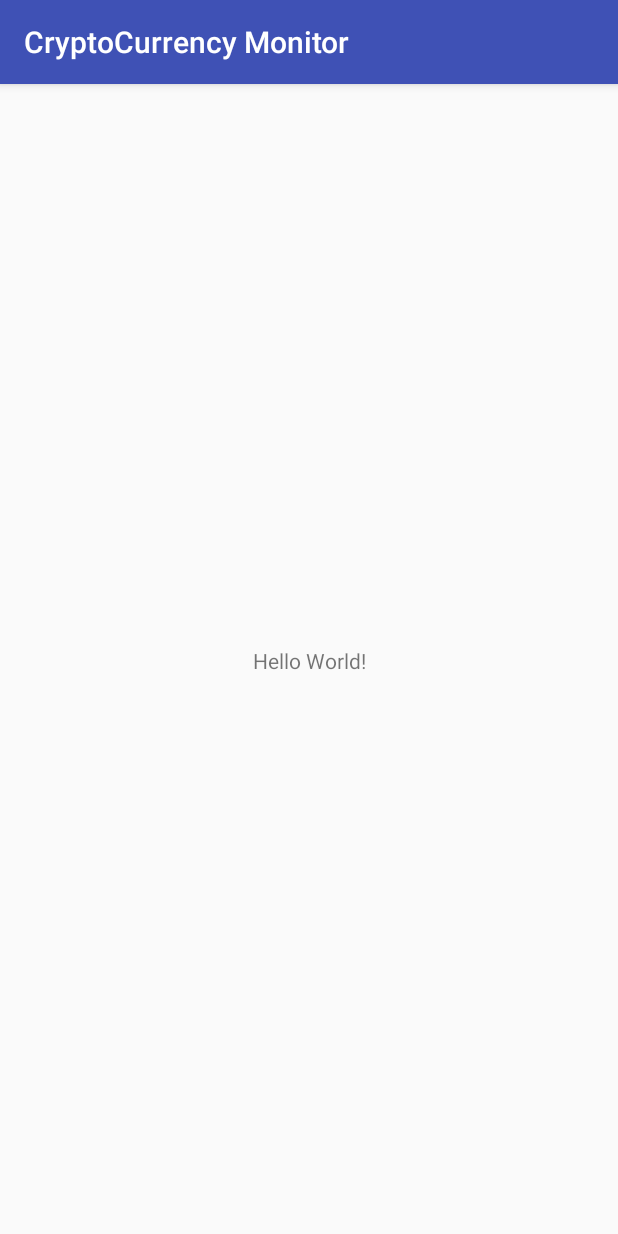
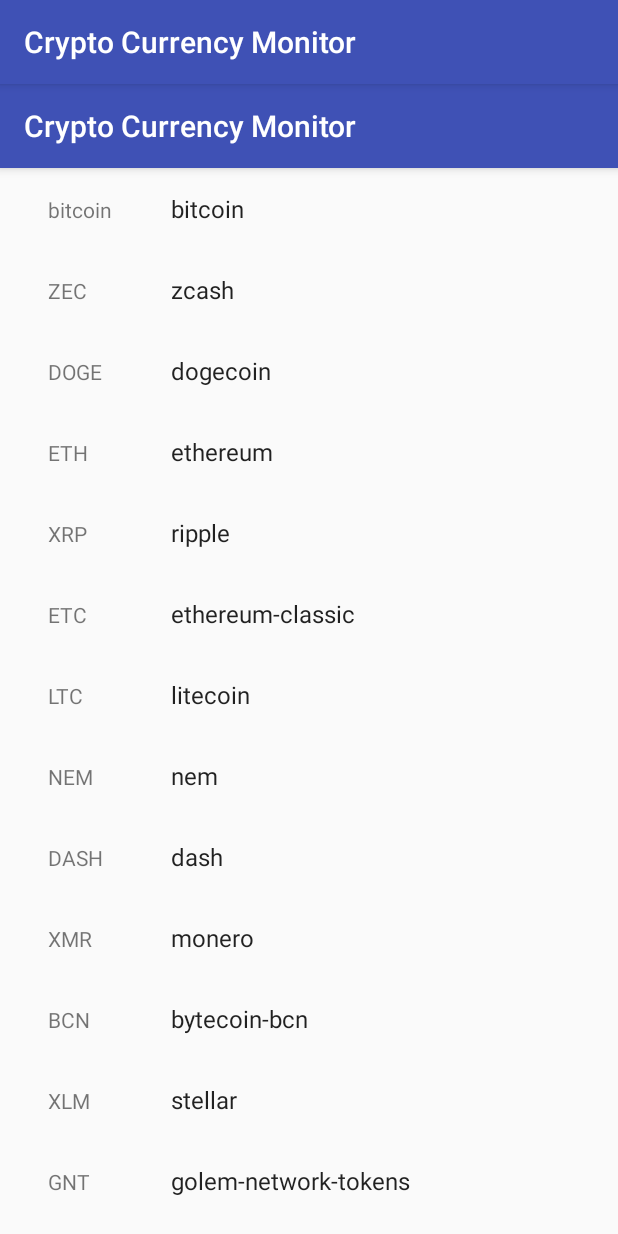
Before and after one commit to maxmousee/CryptoCurrencyMonitor, an Android app: the screen it shows after launch (CryptoCurrencyList), on a phone screen of 412 x 824 dp. Run offline under Robolectric (Android 15) with nearby library versions, the phone set to English and light mode, and no system bars; 1 statement that could not run was skipped.

Commit message:
Added cryptocurrency list

```diff
--- a/Android-Kotlin/app/src/main/java/com/nfsindustries/cryptocurrencymonitor/Constants.kt
+++ b/Android-Kotlin/app/src/main/java/com/nfsindustries/cryptocurrencymonitor/Constants.kt
@@ -3,15 +3,16 @@ package com.nfsindustries.cryptocurrencymonitor
 import com.nfsindustries.cryptocurrencymonitor.model.CurrencyListItem
 
 /**
+ * Global constants
  * Created by MaxMouse on 9/18/17.
  */
 
 object Constants {
 
     /**
-     * List of available cryptocurrencies
+     * List of available Crypto Currencies
      */
-    val CURR_ITEMS = arrayOf<CurrencyListItem>(CurrencyListItem("bitcoin", "bitcoin"),
+    val CURR_ITEMS = listOf<CurrencyListItem>(CurrencyListItem("bitcoin", "bitcoin"),
             CurrencyListItem("zcash", "ZEC"), CurrencyListItem("dogecoin", "DOGE"),
             CurrencyListItem("ethereum", "ETH"), CurrencyListItem("ripple", "XRP"),
             CurrencyListItem("ethereum-classic", "ETC"), CurrencyListItem("litecoin", "LTC"),
--- a/Android-Kotlin/app/src/main/java/com/nfsindustries/cryptocurrencymonitor/CryptoCurrencyList.kt
+++ b/Android-Kotlin/app/src/main/java/com/nfsindustries/cryptocurrencymonitor/CryptoCurrencyList.kt
@@ -1,16 +1,111 @@
 package com.nfsindustries.cryptocurrencymonitor
 
+import android.content.Intent
 import android.support.v7.app.AppCompatActivity
 import android.os.Bundle
+import android.support.v7.widget.RecyclerView
+import android.support.v7.widget.Toolbar
+import android.view.LayoutInflater
+import android.view.View
+import android.view.ViewGroup
+import android.widget.TextView
+import com.nfsindustries.cryptocurrencymonitor.model.CurrencyListItem
 
 /**
- * Activity that displays a simple cryptocurrency list to select the one you want to check the index
- * Created by MaxMouse on 9/18/17.
+ * An activity representing a list of CryptoCurrencies. This activity
+ * has different presentations for handset and tablet-size devices. On
+ * handsets, the activity presents a list of items, which when touched,
+ * lead to a {@link CryptoCurrencyDetailActivity} representing
+ * item details. On tablets, the activity presents the list of items and
+ * item details side-by-side using two vertical panes.
  */
+
 class CryptoCurrencyList : AppCompatActivity() {
+
+    /**
+     * Whether or not the activity is in two-pane mode, i.e. running on a tablet
+     * device.
+     */
+    private var mTwoPane: Boolean = false
 
     override fun onCreate(savedInstanceState: Bundle?) {
         super.onCreate(savedInstanceState)
-        setContentView(R.layout.activity_crypto_currency_list)
+        setContentView(R.layout.activity_cryptocurrency_list)
+
+        val toolbar = findViewById<View>(R.id.toolbar) as Toolbar
+        setSupportActionBar(toolbar)
+        toolbar.title = title
+
+        val recyclerView = findViewById<View>(R.id.cryptocurrency_list)!!
+        setupRecyclerView((recyclerView as RecyclerView)!!)
+
+        if (findViewById<View>(R.id.cryptocurrency_detail_container) != null) {
+            // The detail container view will be present only in the
+            // large-screen layouts (res/values-w900dp).
+            // If this view is present, then the
+            // activity should be in two-pane mode.
+            mTwoPane = true
+        }
+    }
+
+    private fun setupRecyclerView(recyclerView: RecyclerView) {
+        recyclerView.setAdapter(SimpleItemRecyclerViewAdapter(Constants.CURR_ITEMS))
+    }
+
+    inner class SimpleItemRecyclerViewAdapter(private val mValues: List<CurrencyListItem>) :
+            RecyclerView.Adapter<SimpleItemRecyclerViewAdapter.ViewHolder>() {
+
+        override fun onCreateViewHolder(parent: ViewGroup, viewType: Int): ViewHolder {
+            val view = LayoutInflater.from(parent.context)
+                    .inflate(R.layout.cryptocurrency_list_content, parent, false)
+            return ViewHolder(view)
+        }
+
+        override fun onBindViewHolder(holder: ViewHolder, position: Int) {
+            holder.mItem = mValues[position]
+            holder.mSymbolView.text = mValues[position].symbol
+            holder.mContentView.text = mValues[position].name
+
+            holder.mView.setOnClickListener { v ->
+                if (mTwoPane) {
+                    val arguments = Bundle()
+                    arguments.putString(Constants.ARG_ITEM_ID, holder.mItem!!.name)
+                    /*
+                    val fragment = CryptoCurrencyDetailFragment()
+                    fragment.setArguments(arguments)
+                    supportFragmentManager.beginTransaction()
+                            .replace(R.id.cryptocurrency_detail_container, fragment)
+                            .commit()
+                            */
+                } else {
+                    val context = v.context
+                    /*
+                    val intent = Intent(context, CryptoCurrencyDetailActivity::class.java)
+                    intent.putExtra(Constants.CURRENCY_NAME_KEY, holder.mItem!!.name)
+                    intent.putExtra(Constants.CURRENCY_SYMBOL_KEY, holder.mItem!!.symbol)
+                    context.startActivity(intent)
+                    */
+                }
+            }
+        }
+
+        override fun getItemCount(): Int {
+            return mValues.size
+        }
+
+        inner class ViewHolder(val mView: View) : RecyclerView.ViewHolder(mView) {
+            val mSymbolView: TextView
+            val mContentView: TextView
+            var mItem: CurrencyListItem? = null
+
+            init {
+                mSymbolView = mView.findViewById<View>(R.id.currencySymbol) as TextView
+                mContentView = mView.findViewById<View>(R.id.content) as TextView
+            }
+
+            override fun toString(): String {
+                return super.toString() + " '" + mContentView.text + "'"
+            }
+        }
     }
 }
--- /dev/null
+++ b/Android-Kotlin/app/src/main/res/layout-w900dp/cryptocurrency_list.xml
@@ -0,0 +1,38 @@
+<LinearLayout xmlns:android="http://schemas.android.com/apk/res/android"
+    xmlns:app="http://schemas.android.com/apk/res-auto"
+    xmlns:tools="http://schemas.android.com/tools"
+    android:layout_width="match_parent"
+    android:layout_height="match_parent"
+    android:layout_marginLeft="16dp"
+    android:layout_marginRight="16dp"
+    android:baselineAligned="false"
+    android:divider="?android:attr/dividerHorizontal"
+    android:orientation="horizontal"
+    android:showDividers="middle"
+    tools:context="com.nfsindustries.cryptocurrencymonitor.CryptoCurrencyListActivity">
+
+    <!--
+    This layout is a two-pane layout for the CryptoCurrencies
+    master/detail flow.
+
+    -->
+
+    <android.support.v7.widget.RecyclerView xmlns:android="http://schemas.android.com/apk/res/android"
+        xmlns:tools="http://schemas.android.com/tools"
+        android:id="@+id/cryptocurrency_list"
+        android:name="com.nfsindustries.cryptocurrencymonitor.CryptoCurrencyListFragment"
+        android:layout_width="@dimen/item_width"
+        android:layout_height="match_parent"
+        android:layout_marginLeft="16dp"
+        android:layout_marginRight="16dp"
+        app:layoutManager="LinearLayoutManager"
+        tools:context="com.nfsindustries.cryptocurrencymonitor.CryptoCurrencyListActivity"
+        tools:listitem="@layout/cryptocurrency_list_content" />
+
+    <FrameLayout
+        android:id="@+id/cryptocurrency_detail_container"
+        android:layout_width="0dp"
+        android:layout_height="match_parent"
+        android:layout_weight="3" />
+
+</LinearLayout>
--- a/Android-Kotlin/app/src/main/res/layout/activity_crypto_currency_list.xml
+++ /dev/null
@@ -1,18 +0,0 @@
-<?xml version="1.0" encoding="utf-8"?>
-<android.support.constraint.ConstraintLayout xmlns:android="http://schemas.android.com/apk/res/android"
-    xmlns:app="http://schemas.android.com/apk/res-auto"
-    xmlns:tools="http://schemas.android.com/tools"
-    android:layout_width="match_parent"
-    android:layout_height="match_parent"
-    tools:context="com.nfsindustries.cryptocurrencymonitor.CryptoCurrencyList">
-
-    <TextView
-        android:layout_width="wrap_content"
-        android:layout_height="wrap_content"
-        android:text="Hello World!"
-        app:layout_constraintBottom_toBottomOf="parent"
-        app:layout_constraintLeft_toLeftOf="parent"
-        app:layout_constraintRight_toRightOf="parent"
-        app:layout_constraintTop_toTopOf="parent" />
-
-</android.support.constraint.ConstraintLayout>
--- /dev/null
+++ b/Android-Kotlin/app/src/main/res/layout/activity_cryptocurrency_list.xml
@@ -0,0 +1,34 @@
+<?xml version="1.0" encoding="utf-8"?>
+<android.support.design.widget.CoordinatorLayout xmlns:android="http://schemas.android.com/apk/res/android"
+    xmlns:app="http://schemas.android.com/apk/res-auto"
+    xmlns:tools="http://schemas.android.com/tools"
+    android:layout_width="match_parent"
+    android:layout_height="match_parent"
+    android:fitsSystemWindows="true"
+    tools:context="com.nfsindustries.cryptocurrencymonitor.CryptoCurrencyList">
+
+    <android.support.design.widget.AppBarLayout
+        android:id="@+id/app_bar"
+        android:layout_width="match_parent"
+        android:layout_height="wrap_content"
+        android:theme="@style/AppTheme.AppBarOverlay">
+
+        <android.support.v7.widget.Toolbar
+            android:id="@+id/toolbar"
+            android:layout_width="match_parent"
+            android:layout_height="?attr/actionBarSize"
+            app:popupTheme="@style/AppTheme.PopupOverlay" />
+
+    </android.support.design.widget.AppBarLayout>
+
+    <FrameLayout
+        android:id="@+id/frameLayout"
+        android:layout_width="match_parent"
+        android:layout_height="match_parent"
+        app:layout_behavior="@string/appbar_scrolling_view_behavior">
+
+        <include layout="@layout/cryptocurrency_list" />
+    </FrameLayout>
+
+
+</android.support.design.widget.CoordinatorLayout>
--- /dev/null
+++ b/Android-Kotlin/app/src/main/res/layout/cryptocurrency_list.xml
@@ -0,0 +1,13 @@
+<?xml version="1.0" encoding="utf-8"?>
+<android.support.v7.widget.RecyclerView xmlns:android="http://schemas.android.com/apk/res/android"
+    xmlns:app="http://schemas.android.com/apk/res-auto"
+    xmlns:tools="http://schemas.android.com/tools"
+    android:id="@+id/cryptocurrency_list"
+    android:name="com.nfsindustries.cryptocurrencymonitor.CryptoCurrencyListFragment"
+    android:layout_width="match_parent"
+    android:layout_height="match_parent"
+    android:layout_marginLeft="16dp"
+    android:layout_marginRight="16dp"
+    app:layoutManager="LinearLayoutManager"
+    tools:context="com.nfsindustries.cryptocurrencymonitor.CryptoCurrencyListActivity"
+    tools:listitem="@layout/cryptocurrency_list_content" />
--- /dev/null
+++ b/Android-Kotlin/app/src/main/res/layout/cryptocurrency_list_content.xml
@@ -0,0 +1,19 @@
+<?xml version="1.0" encoding="utf-8"?>
+<LinearLayout xmlns:android="http://schemas.android.com/apk/res/android"
+    android:layout_width="wrap_content"
+    android:layout_height="wrap_content"
+    android:orientation="horizontal">
+
+    <TextView
+        android:id="@+id/currencySymbol"
+        android:layout_width="50dp"
+        android:layout_height="wrap_content"
+        android:layout_margin="@dimen/text_margin" />
+
+    <TextView
+        android:id="@+id/content"
+        android:layout_width="wrap_content"
+        android:layout_height="wrap_content"
+        android:layout_margin="@dimen/text_margin"
+        android:textAppearance="?attr/textAppearanceListItem" />
+</LinearLayout>
--- /dev/null
+++ b/Android-Kotlin/app/src/main/res/values/dimens.xml
@@ -0,0 +1,7 @@
+<?xml version="1.0" encoding="utf-8"?>
+<resources>
+    <dimen name="fab_margin">16dp</dimen>
+    <dimen name="app_bar_height">200dp</dimen>
+    <dimen name="item_width">200dp</dimen>
+    <dimen name="text_margin">16dp</dimen>
+</resources>
--- a/Android-Kotlin/app/src/main/res/values/strings.xml
+++ b/Android-Kotlin/app/src/main/res/values/strings.xml
@@ -1,3 +1,6 @@
 <resources>
-    <string name="app_name">CryptoCurrency Monitor</string>
+    <string name="app_name">Crypto Currency Monitor</string>
+    <string name="list_title">Crypto Currency List</string>
+    <string name="title_cryptocurrency_detail">CryptoCurrency Detail</string>
+    <string name="loading">Loading...</string>
 </resources>
--- a/Android-Kotlin/app/src/main/res/values/styles.xml
+++ b/Android-Kotlin/app/src/main/res/values/styles.xml
@@ -8,4 +8,13 @@
         <item name="colorAccent">@color/colorAccent</item>
     </style>
 
+    <style name="AppTheme.NoActionBar">
+        <item name="windowActionBar">false</item>
+        <item name="windowNoTitle">true</item>
+    </style>
+
+    <style name="AppTheme.AppBarOverlay" parent="ThemeOverlay.AppCompat.Dark.ActionBar" />
+
+    <style name="AppTheme.PopupOverlay" parent="ThemeOverlay.AppCompat.Light" />
+
 </resources>
```
Also changed, not shown: Android-Kotlin/app/build.gradle (+19 -0 lines).
